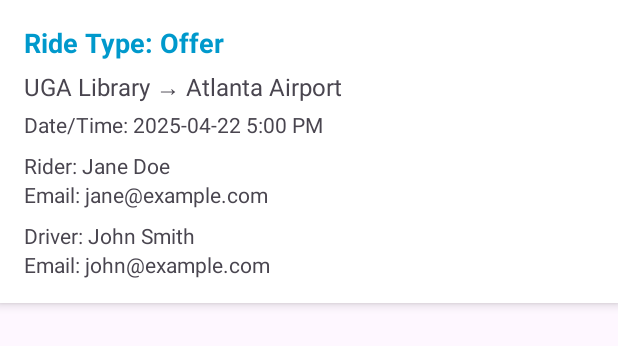
After one commit to tung555/DawgRide, an Android app: the layout item_ride_history.xml on its own in the app's theme, with its tools: preview values and no code run, on a phone screen of 412 x 824 dp. The commit adds this screen. Shown: the top 346 px of the screen. Run offline under Robolectric (Android 15) with nearby library versions, the phone set to English and light mode, and no system bars.

Commit message:
Added view past rides features

```diff
--- a/app/src/main/AndroidManifest.xml
+++ b/app/src/main/AndroidManifest.xml
@@ -27,6 +27,7 @@
         <!-- Other Activities -->
         <activity android:name=".RegisterActivity" android:exported="false" />
         <activity android:name=".MainActivity" android:exported="false" />
+        <activity android:name=".RideHistoryActivity" android:exported="false" />
 
     </application>
 
--- a/app/src/main/java/edu/uga/cs/dawgride/LoginActivity.java
+++ b/app/src/main/java/edu/uga/cs/dawgride/LoginActivity.java
@@ -22,7 +22,7 @@ public class LoginActivity extends AppCompatActivity {
     @Override
     protected void onCreate(Bundle savedInstanceState) {
         super.onCreate(savedInstanceState);
-        FirebaseAuth.getInstance().signOut(); //just for testing purposes
+        //FirebaseAuth.getInstance().signOut(); //just for testing purposes
         setContentView(R.layout.activity_login);
 
         auth = FirebaseAuth.getInstance();
--- /dev/null
+++ b/app/src/main/res/layout/item_ride_history.xml
@@ -0,0 +1,66 @@
+<?xml version="1.0" encoding="utf-8"?>
+<LinearLayout xmlns:android="http://schemas.android.com/apk/res/android"
+    android:layout_width="match_parent"
+    android:layout_height="wrap_content"
+    android:orientation="vertical"
+    android:background="@android:color/white"
+    android:padding="16dp"
+    android:layout_marginBottom="12dp"
+    android:elevation="4dp">
+
+    <!-- Ride Type -->
+    <TextView
+        android:id="@+id/txt_history_type"
+        android:layout_width="wrap_content"
+        android:layout_height="wrap_content"
+        android:text="Ride Type: Offer"
+        android:textStyle="bold"
+        android:textSize="18sp"
+        android:textColor="@android:color/holo_blue_dark" />
+
+    <!-- From -> To -->
+    <TextView
+        android:id="@+id/txt_history_from_to"
+        android:layout_width="wrap_content"
+        android:layout_height="wrap_content"
+        android:text="UGA Library → Atlanta Airport"
+        android:textSize="16sp"
+        android:layout_marginTop="6dp" />
+
+    <!-- DateTime -->
+    <TextView
+        android:id="@+id/txt_history_datetime"
+        android:layout_width="wrap_content"
+        android:layout_height="wrap_content"
+        android:text="Date/Time: 2025-04-22 5:00 PM"
+        android:layout_marginTop="4dp" />
+
+    <!-- Rider Info -->
+    <TextView
+        android:id="@+id/txt_history_rider_name"
+        android:layout_width="wrap_content"
+        android:layout_height="wrap_content"
+        android:text="Rider: Jane Doe"
+        android:layout_marginTop="8dp" />
+
+    <TextView
+        android:id="@+id/txt_history_rider_email"
+        android:layout_width="wrap_content"
+        android:layout_height="wrap_content"
+        android:text="Email: jane@example.com" />
+
+    <!-- Driver Info -->
+    <TextView
+        android:id="@+id/txt_history_driver_name"
+        android:layout_width="wrap_content"
+        android:layout_height="wrap_content"
+        android:text="Driver: John Smith"
+        android:layout_marginTop="8dp" />
+
+    <TextView
+        android:id="@+id/txt_history_driver_email"
+        android:layout_width="wrap_content"
+        android:layout_height="wrap_content"
+        android:text="Email: john@example.com" />
+
+</LinearLayout>
```
Also changed, not shown: app/src/main/java/edu/uga/cs/dawgride/AcceptedRideAdapter.java (added, +158 -0 lines), app/src/main/java/edu/uga/cs/dawgride/AcceptedRidesFragment.java (added, +95 -0 lines), app/src/main/java/edu/uga/cs/dawgride/MainActivity.java (+18 -18 lines), app/src/main/java/edu/uga/cs/dawgride/ProfileFragment.java (+29 -4 lines), app/src/main/java/edu/uga/cs/dawgride/RideHistoryActivity.java (+74 -1 lines), app/src/main/java/edu/uga/cs/dawgride/RideHistoryAdapter.java (added, +63 -0 lines), app/src/main/java/edu/uga/cs/dawgride/RideOfferFragment.java (+28 -13 lines), app/src/main/java/edu/uga/cs/dawgride/RideRequestFragment.java (+22 -5 lines), app/src/main/res/layout/activity_ride_history.xml (added, +25 -0 lines), app/src/main/res/layout/fragment_profile.xml (+9 -0 lines).
